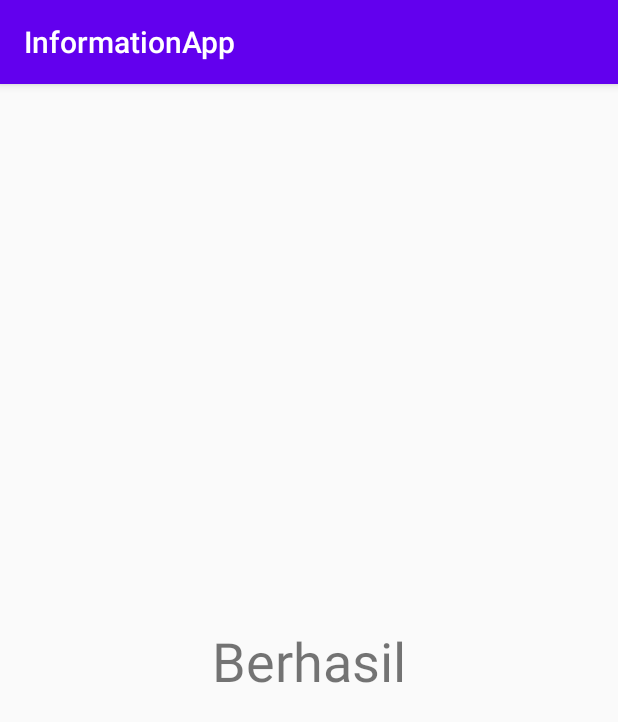
After one commit to kucingtakucin/Information-App, an Android app: the ResultActivity screen opened directly, with no data from a screen before it, on a phone screen of 412 x 824 dp. The commit adds this screen. Shown: the top 722 px of the screen. Run offline under Robolectric (Android 15) with nearby library versions, the phone set to English and light mode, and no system bars.

Commit message:
explicit intent ke activity lain

```diff
--- a/app/build.gradle
+++ b/app/build.gradle
@@ -22,6 +22,10 @@ android {
             proguardFiles getDefaultProguardFile('proguard-android-optimize.txt'), 'proguard-rules.pro'
         }
     }
+
+    dataBinding {
+        enabled true
+    }
 }
 
 dependencies {
--- a/app/src/main/AndroidManifest.xml
+++ b/app/src/main/AndroidManifest.xml
@@ -9,6 +9,7 @@
         android:roundIcon="@mipmap/ic_launcher_round"
         android:supportsRtl="true"
         android:theme="@style/AppTheme">
+        <activity android:name=".ResultActivity"></activity>
         <activity android:name=".MainActivity">
             <intent-filter>
                 <action android:name="android.intent.action.MAIN" />
--- /dev/null
+++ b/app/src/main/java/com/android/informationapp/ResultActivity.kt
@@ -0,0 +1,11 @@
+package com.android.informationapp
+
+import androidx.appcompat.app.AppCompatActivity
+import android.os.Bundle
+
+class ResultActivity : AppCompatActivity() {
+    override fun onCreate(savedInstanceState: Bundle?) {
+        super.onCreate(savedInstanceState)
+        setContentView(R.layout.activity_result)
+    }
+}
--- /dev/null
+++ b/app/src/main/res/layout/activity_result.xml
@@ -0,0 +1,19 @@
+<?xml version="1.0" encoding="utf-8"?>
+<androidx.constraintlayout.widget.ConstraintLayout xmlns:android="http://schemas.android.com/apk/res/android"
+    xmlns:app="http://schemas.android.com/apk/res-auto"
+    xmlns:tools="http://schemas.android.com/tools"
+    android:layout_width="match_parent"
+    android:layout_height="match_parent"
+    tools:context=".ResultActivity">
+
+    <TextView
+        android:id="@+id/Result"
+        android:layout_width="wrap_content"
+        android:layout_height="wrap_content"
+        android:text="Berhasil"
+        android:textSize="36sp"
+        app:layout_constraintBottom_toBottomOf="parent"
+        app:layout_constraintEnd_toEndOf="parent"
+        app:layout_constraintStart_toStartOf="parent"
+        app:layout_constraintTop_toTopOf="parent" />
+</androidx.constraintlayout.widget.ConstraintLayout>
--- a/app/src/main/res/values/strings.xml
+++ b/app/src/main/res/values/strings.xml
@@ -1,3 +1,7 @@
 <resources>
     <string name="app_name">InformationApp</string>
+    <string name="submit">Submit</string>
+    <string name="biodata">Biodata</string>
+    <string name="name">Name</string>
+    <string name="email">Email</string>
 </resources>
```
Also changed, not shown: app/src/main/java/com/android/informationapp/MainActivity.kt (+12 -1 lines), app/src/main/res/layout/activity_main.xml (+54 -4 lines).
